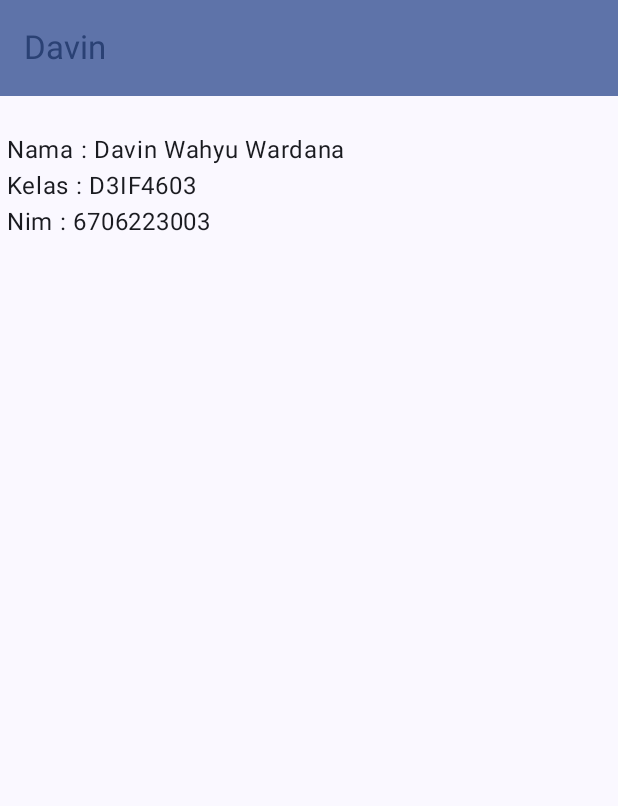
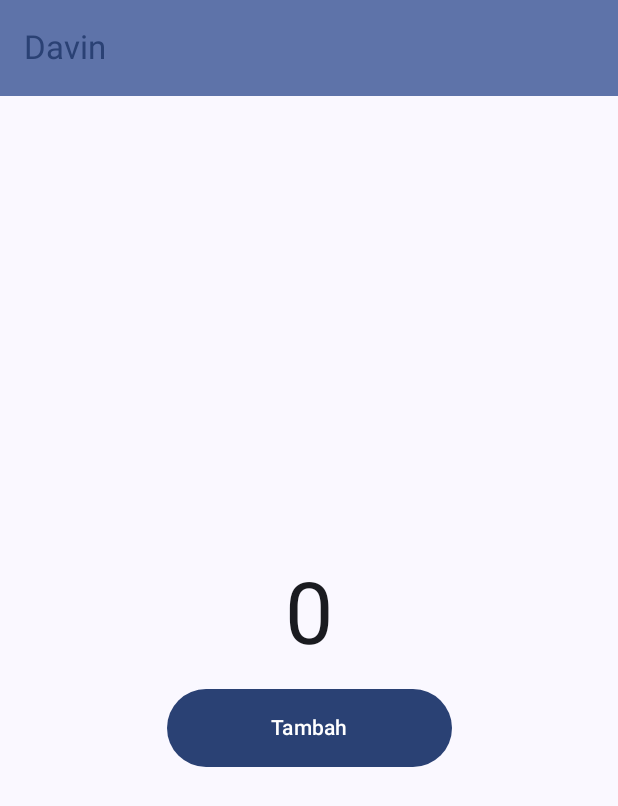
Before and after one commit to DavinTelkomUniversity/PUPB1, an Android app built with Jetpack Compose: the screen it shows after launch (MainActivity), on a phone screen of 412 x 824 dp. Shown: the top 806 px of the screen. Run offline under Robolectric (Android 15) with nearby library versions, the phone set to English and light mode, and no system bars.

Commit message:
Task 3.2.Membuat Tampilan Counter

```diff
--- a/app/src/main/java/org/d3if3003/mobpro1/MainActivity.kt
+++ b/app/src/main/java/org/d3if3003/mobpro1/MainActivity.kt
@@ -11,16 +11,25 @@ import androidx.compose.runtime.Composable
 import androidx.compose.ui.Modifier
 import androidx.compose.ui.tooling.preview.Preview
 import org.d3if3003.mobpro1.ui.theme.DavinTheme
-
 import androidx.compose.material3.ExperimentalMaterial3Api
 import androidx.compose.material3.Scaffold
 import androidx.compose.material3.TopAppBar
 import androidx.compose.ui.res.stringResource
 import androidx.compose.foundation.layout.padding
 import androidx.compose.material3.TopAppBarDefaults
+import androidx.compose.ui.Alignment
+import androidx.compose.foundation.layout.Arrangement
+import androidx.compose.foundation.layout.Column
+import androidx.compose.foundation.layout.PaddingValues
+import androidx.compose.foundation.layout.fillMaxWidth
+import androidx.compose.material3.Button
+import androidx.compose.runtime.getValue
+import androidx.compose.runtime.mutableIntStateOf
+import androidx.compose.runtime.remember
+import androidx.compose.runtime.setValue
+import androidx.compose.ui.unit.dp
 
 class MainActivity : ComponentActivity() {
-    @OptIn(ExperimentalMaterial3Api::class)
     override fun onCreate(savedInstanceState: Bundle?) {
         super.onCreate(savedInstanceState)
         setContent {
@@ -30,36 +39,20 @@ class MainActivity : ComponentActivity() {
                     modifier = Modifier.fillMaxSize(),
                     color = MaterialTheme.colorScheme.background
                 ) {
-                    Greeting("\n Nama : Davin Wahyu Wardana \n " +
-                            "Kelas : D3IF4603 \n " +
-                            "Nim : 6706223003")
+                    Counter()
                 }
             }
         }
     }
 }
 
-@Composable
-@ExperimentalMaterial3Api
-fun Greeting(name: String) {
-    MainScreen { modifier ->
-        Text(
-            text = name,
-            modifier = modifier,
-        )
-    }
-}
-
-@OptIn(ExperimentalMaterial3Api::class)
 @Preview(showBackground = true)
 @Preview(uiMode = Configuration.UI_MODE_NIGHT_YES, showBackground = true)
 @Composable
 // fun GreetingPreview() {
 fun ScreenPreview() {
     DavinTheme {
-        Greeting(" \n Davin Wahyu Wardana \n " +
-                " D3IF4603 \n " +
-                " 6706223003")
+        Counter()
     }
 }
 
@@ -82,3 +75,35 @@ fun MainScreen(content: @Composable (Modifier) -> Unit) {
         content(Modifier.padding(paddingValues))
     }
 }
+
+@OptIn(ExperimentalMaterial3Api::class)
+@Composable
+fun Counter() {
+    var number by remember { mutableIntStateOf(0) }
+    MainScreen { modifier ->
+        Column(
+            modifier = modifier
+                .fillMaxSize()
+                .padding(16.dp),
+            verticalArrangement = Arrangement.Center,
+            horizontalAlignment = Alignment.CenterHorizontally
+        ) {
+            Text(
+                // text = "0",
+                text = number.toString(),
+                style = MaterialTheme.typography.displayLarge
+            )
+            Button(
+                // onClick = {},
+                onClick = { number++ },
+                modifier = Modifier
+                    .fillMaxWidth(0.5f)
+                    .padding(top = 16.dp),
+                contentPadding = PaddingValues(16.dp)
+            ) {
+                Text(text = stringResource(R.string.count))
+            }
+
+        }
+    }
+}
--- a/app/src/main/res/values/strings.xml
+++ b/app/src/main/res/values/strings.xml
@@ -1,3 +1,4 @@
 <resources>
     <string name="app_name">Davin</string>
+    <string name="count">Tambah</string>
 </resources>
```
